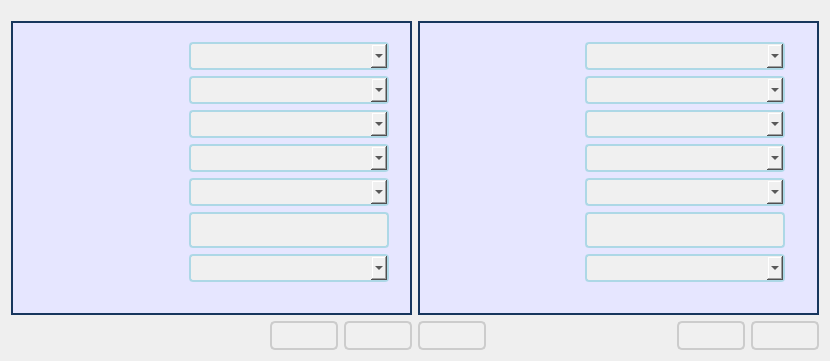
cagavriloaie/WFlowLab, file meter/interface.ui: the form before one commit.
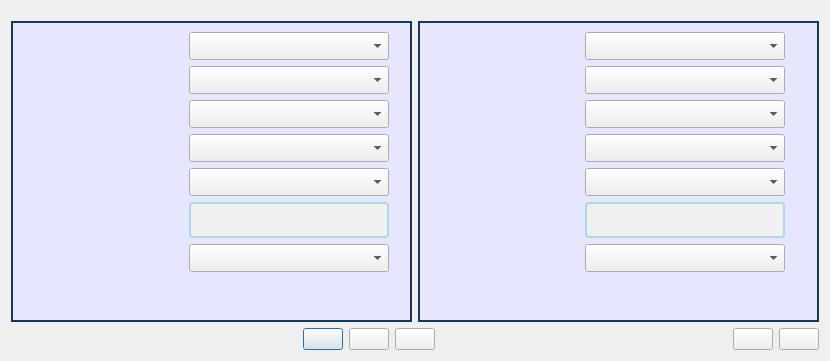
The form after the commit. Icons and pictures are not drawn.

Patch:
```diff
--- a/meter/interface.ui
+++ b/meter/interface.ui
@@ -29,158 +29,6 @@
    <iconset>
     <normaloff>WStreamLab.ico</normaloff>WStreamLab.ico</iconset>
   </property>
-  <property name="styleSheet">
-   <string notr="true">/* Common styles */
-* {
-    font-family: Verdana, Arial, sans-serif; /* Fallback to Arial or generic sans-serif if Verdana is not available */
-    font-size: 12pt; /* Base font size */
-}
-
-/* Common border style */
-.common-border {
-    border: 2px solid #ADD8E6; /* Light blue border */
-    border-radius: 4px; /* Rounded corners */
-}
-
-/* QPushButton */
-QPushButton {
-    padding: 5px 10px;
-    border: 2px solid #ccc; /* Light gray border */
-    background-color: #f0f0f0; /* Light gray background */
-    border-radius: 5px; /* Rounded corners */
-}
-
-QPushButton:hover {
-    background-color: #d7d9d7; /* Light gray background on hover */
-    border: 2px solid #aaa; /* Darker gray border on hover */
-}
-
-/* QGroupBox */
-QGroupBox {
-    border: 2px solid rgba(0, 0, 0, 0.36); /* Black with transparency */
-    background-color: #E6E6FF; /* Light purple background */
-    margin-top: 10px;
-    padding-top: 10px; /* Padding for the top of the group box */
-}
-
-/* QGroupBox Title */
-QGroupBox::title {
-    subcontrol-origin: margin;
-    left: 7px;
-    padding: 5px; /* Adjusted padding for better appearance */
-}
-
-/* QRadioButton */
-QRadioButton {
-    spacing: 5px; /* Space between text and indicator */
-}
-
-QRadioButton::indicator {
-    width: 10px; /* Further reduced width */
-    height: 10px; /* Further reduced height */
-    border-radius: 5px; /* Half of width and height to maintain circular shape */
-    background-color: #f0f0f0; /* Light gray background */
-    border: 1px solid #ADD8E6; /* Light blue border */
-}
-
-QRadioButton::indicator:checked {
-    background-color: #ADD8E6; /* Light blue background when checked */
-    border: 1px solid #0078D7; /* Darker blue border when checked */
-}
-
-QRadioButton::indicator:unchecked {
-    background-color: #f0f0f0; /* Light gray background when unchecked */
-    border: 1px solid #ADD8E6; /* Light blue border when unchecked */
-}
-
-/* Menu Bar */
-QMenuBar {
-    background-color: #f0f0f0; /* Light gray background */
-    border: 1px solid #ccc; /* Light gray border */
-}
-
-/* Base Menu */
-QMenu {
-    background-color: #f0f0f0; /* Light gray background */
-    border: 1px solid #ccc; /* Light gray border */
-    padding: 4px; /* Adjust padding */
-}
-
-/* Menu Item */
-QMenu::item {
-    background-color: transparent; /* Transparent background */
-    padding: 4px 24px; /* Adjust padding */
-}
-
-QMenu::item:selected {
-    background-color: #d7d9d7; /* Light gray background when selected */
-}
-
-/* Disabled Menu Item */
-QMenu::item:disabled {
-    color: #999; /* Gray color for disabled items */
-}
-
-/* Separator */
-QMenu::separator {
-    height: 1px;
-    background-color: #ccc; /* Light gray separator */
-    margin: 4px 0; /* Adjust margin */
-}
-
-/* Action */
-QMenuBar::item,
-QMenu::item {
-    background: transparent;
-    padding: 4px 10px;
-    color: black;
-}
-
-QMenuBar::item:selected,
-QMenu::item:selected {
-    background: #f0f0f0;
-    color: black;
-    border-radius: 4px;
-}
-
-QMenuBar::item:pressed,
-QMenu::item:pressed {
-    background-color: #d7d9d7;
-    border-radius: 4px;
-}
-
-/* QComboBox */
-QComboBox {
-    border: 2px solid #ADD8E6; /* Light blue border */
-    border-radius: 4px; /* Rounded corners */
-    padding: 2px; /* Padding inside the combo box */
-    min-height: 20px; /* Adjust the minimum height */
-    background-color: #f0f0f0; /* Light gray background */
-    padding-right: 20px; /* Space for the arrow */
-}
-
-/* QComboBox Dropdown */
-QComboBox QAbstractItemView {
-    background-color: #ffffff; /* White background for the dropdown to avoid transparency */
-    border: 2px solid #ADD8E6; /* Light blue border for the dropdown */
-}
-
-/* Dropdown Arrow */
-QComboBox::down-arrow {
-    width: 10px; /* Adjust width of the arrow */
-    height: 10px; /* Adjust height of the arrow */
-}
-
-/* QLineEdit */
-QLineEdit {
-    border: 2px solid #ADD8E6; /* Light blue border */
-    border-radius: 4px; /* Rounded corners */
-    height: 28px; /* Adjusted height */
-    padding: 2px; /* Adjust padding if needed */
-    background-color: #f0f0f0; /* Light gray background to match QComboBox */
-}
-</string>
-  </property>
   <layout class="QGridLayout" name="gridLayout_2">
    <item row="0" column="0">
     <layout class="QVBoxLayout" name="verticalLayout">
@@ -1067,13 +915,7 @@
           </size>
          </property>
          <property name="focusPolicy">
-          <enum>Qt::NoFocus</enum>
-         </property>
-         <property name="styleSheet">
-          <string notr="true"> padding-left: 10px; 
- padding-top: 1px; 
- padding-right: 10px;
- padding-down: 10px; </string>
+          <enum>Qt::StrongFocus</enum>
          </property>
          <property name="text">
           <string/>
@@ -1089,13 +931,7 @@
           </size>
          </property>
          <property name="focusPolicy">
-          <enum>Qt::NoFocus</enum>
-         </property>
-         <property name="styleSheet">
-          <string notr="true"> padding-left: 10px; 
- padding-top: 1px; 
- padding-right: 10px;
- padding-down: 10px; </string>
+          <enum>Qt::StrongFocus</enum>
          </property>
          <property name="text">
           <string/>
@@ -1111,13 +947,7 @@
           </size>
          </property>
          <property name="focusPolicy">
-          <enum>Qt::NoFocus</enum>
-         </property>
-         <property name="styleSheet">
-          <string notr="true"> padding-left: 10px; 
- padding-top: 1px; 
- padding-right: 10px;
- padding-down: 10px; </string>
+          <enum>Qt::StrongFocus</enum>
          </property>
          <property name="text">
           <string/>
@@ -1159,13 +989,7 @@
           </size>
          </property>
          <property name="focusPolicy">
-          <enum>Qt::NoFocus</enum>
-         </property>
-         <property name="styleSheet">
-          <string notr="true"> padding-left: 10px; 
- padding-top: 1px; 
- padding-right: 10px;
- padding-down: 10px; </string>
+          <enum>Qt::StrongFocus</enum>
          </property>
          <property name="text">
           <string/>
```
Left out of the diff: 3 changed lines with no effect on the pictures.
